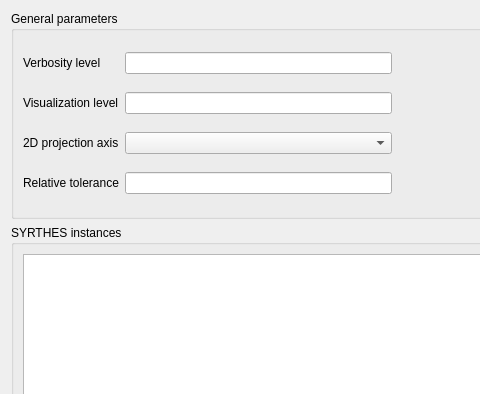
The window that python/code_saturne/gui/case/ConjugateHeatTransferForm.ui (code-saturne/code_saturne) describes before a commit, drawn with Qt 5; both pictures show x 0 to 480 and y 0 to 394 of the 682 by 676 pixel window.
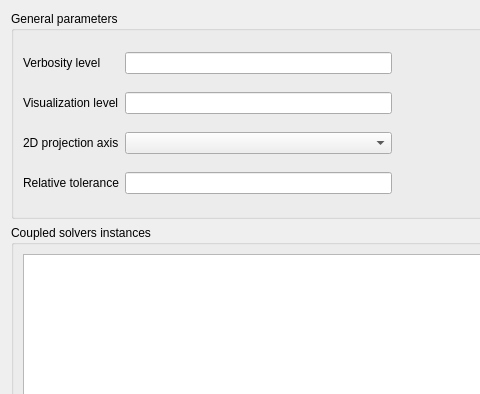
The same window after the commit.

Commit message:
[GUI] Update following introduction of thermal solver
  * Following the addition of the internal HTSolver, rename "Syrthes
    coupling" in the GUI to "CHT coupling"

```diff
--- a/python/code_saturne/gui/case/ConjugateHeatTransferForm.ui
+++ b/python/code_saturne/gui/case/ConjugateHeatTransferForm.ui
@@ -145,7 +145,7 @@
    <item>
     <widget class="QGroupBox" name="groupBoxSyrthesInstances">
      <property name="title">
-      <string>SYRTHES instances</string>
+      <string>Coupled solvers instances</string>
      </property>
      <layout class="QGridLayout" name="gridLayout_2">
       <item row="0" column="0">
```
The commit also changes 5 other files.
